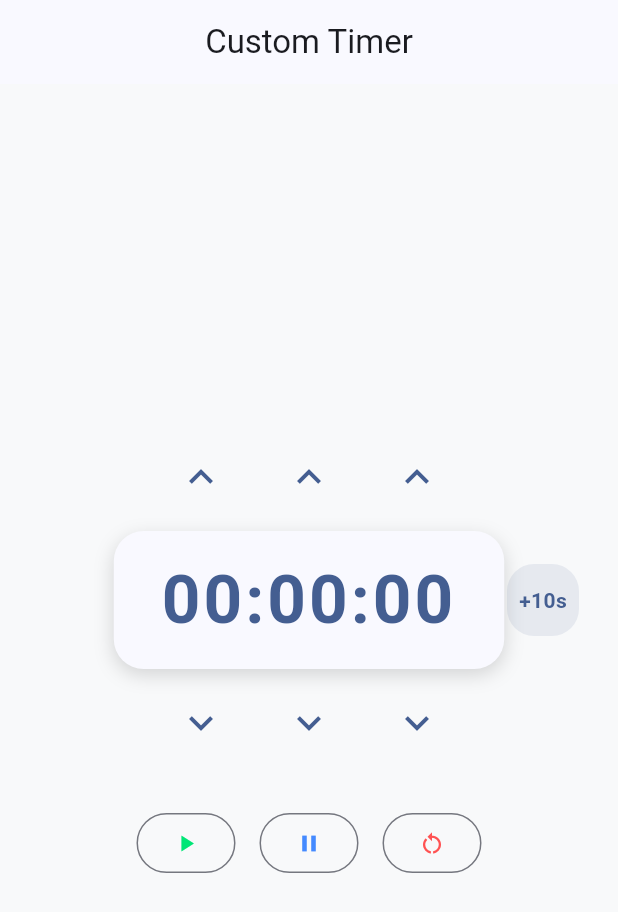
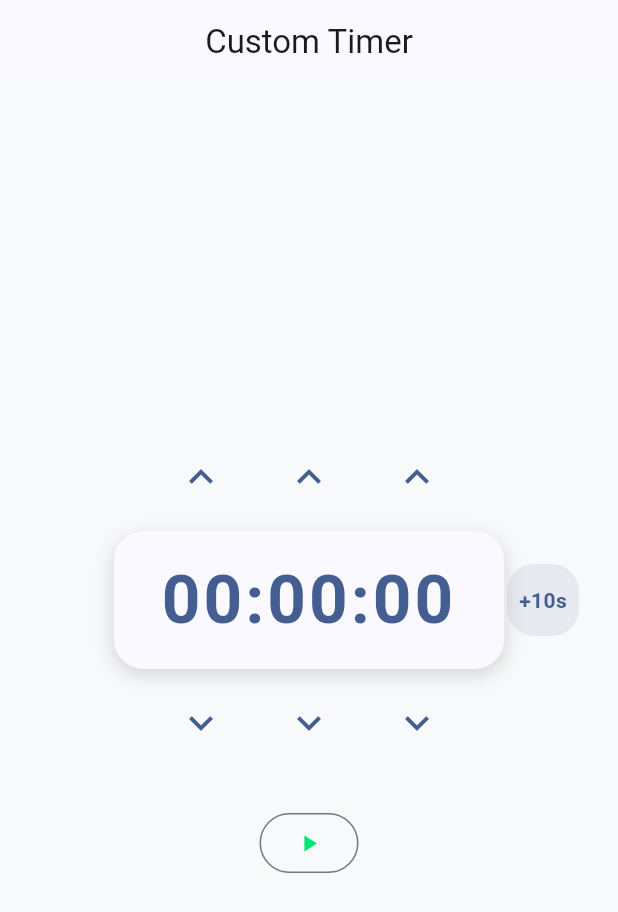
Before and after one commit to JoonWD/custom-timer, a Flutter app: the screen it shows after launch, after a tap on the "play arrow" icon, on a phone screen of 412 x 824 dp. Shown: the top 912 px of the screen. Run offline on Flutter 3.47's test engine with Material 3 defaults, Android fonts, the phone set to English and light mode, and no system bars.

Commit message:
feat(ui): improve controls logic and unify button behavior

```diff
--- a/lib/core/timer_engine.dart
+++ b/lib/core/timer_engine.dart
@@ -10,6 +10,11 @@ class TimerEngine {
   Duration _initialDuration = Duration.zero;
 
   bool _isRunning = false;
+
+  bool _hasStarted = false;
+
+  bool get hasStarted => _hasStarted;
+
 
   TimerEngine({required this.onTick});
 
@@ -36,9 +41,7 @@ class TimerEngine {
 void start() {
   if (_isRunning || _currentDuration.inSeconds <= 0) return;
 
-    // Guardamos el tiempo base antes de iniciar
-    _initialDuration = _currentDuration;
-
+  _hasStarted = true;
   _isRunning = true;
 
   _timer = Timer.periodic(const Duration(seconds: 1), (_) {
@@ -52,6 +55,7 @@ class TimerEngine {
   });
 }
 
+
   void pause() {
     _timer?.cancel();
     _isRunning = false;
@@ -61,8 +65,10 @@ class TimerEngine {
  void reset() {
   pause();
   _currentDuration = _initialDuration;
+  _hasStarted = false; // ← clave
   onTick();
 }
+
 
   // =========================
   // AJUSTE DE TIEMPO
--- a/lib/ui/home_screen.dart
+++ b/lib/ui/home_screen.dart
@@ -128,24 +128,40 @@ class _HomeScreenState extends State<HomeScreen> {
             const SizedBox(height: 32),
 
             // BOTONES CONTROL mejorados visualmente
-            Row(
-              mainAxisAlignment: MainAxisAlignment.center,
-              children: [
+            // BOTONES CONTROL dinámicos según estado
+            if (!engine.hasStarted)
               OutlinedButton(
                 onPressed: engine.start,
                 style: OutlinedButton.styleFrom(
                   foregroundColor: Colors.greenAccent.shade400,
                 ),
                 child: const Icon(Icons.play_arrow),
+              )
+            else
+              Row(
+                mainAxisAlignment: MainAxisAlignment.center,
+                children: [
+                  OutlinedButton(
+                    onPressed: () {
+                      if (!engine.hasStarted) {
+                        engine.start(); // Start
+                      } else if (engine.isRunning) {
+                        engine.pause(); // Pause
+                      } else {
+                        engine.start(); // Resume
+                      }
+                    },
+                    style: OutlinedButton.styleFrom(
+                      foregroundColor: engine.isRunning
+                          ? Colors
+                                .blueAccent // Pause → azul
+                          : Colors.greenAccent, // Start / Resume → verde
                     ),
-                const SizedBox(width: 16),
-                OutlinedButton(
-                  onPressed: engine.pause,
-                  style: OutlinedButton.styleFrom(
-                    foregroundColor: Colors.blueAccent,
+                    child: Icon(
+                      engine.isRunning ? Icons.pause : Icons.play_arrow,
                     ),
-                  child: const Icon(Icons.pause),
                   ),
+
                   const SizedBox(width: 16),
                   OutlinedButton(
                     onPressed: engine.reset,
```
Lines whose indentation alone changed are shown as unchanged.
